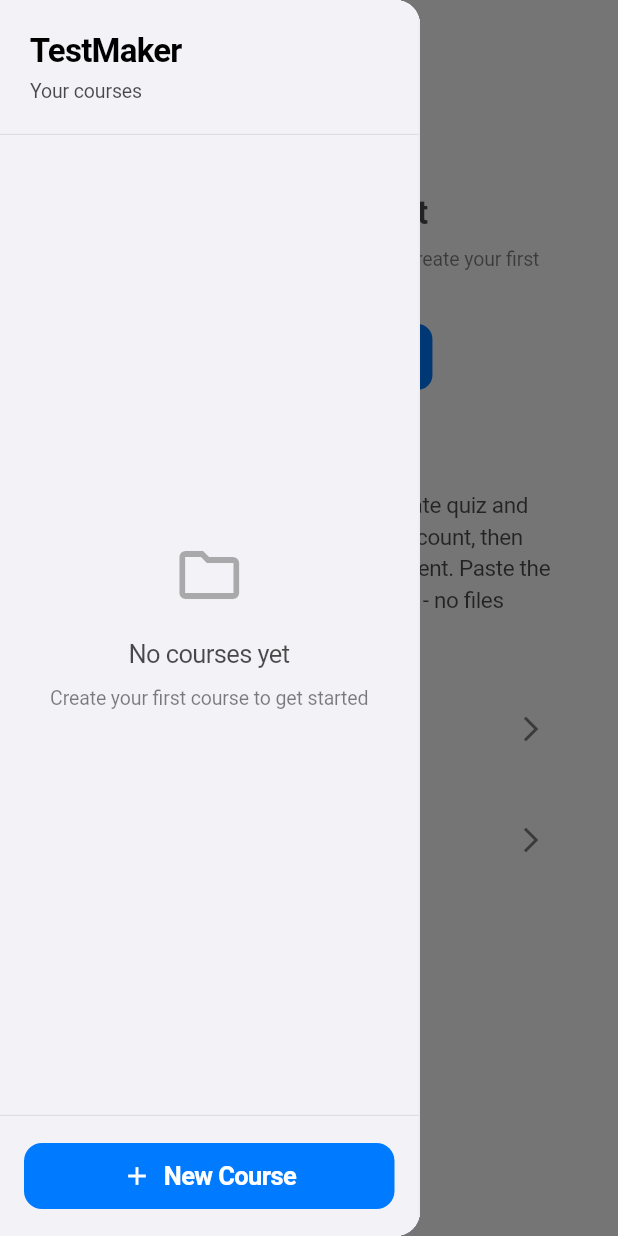
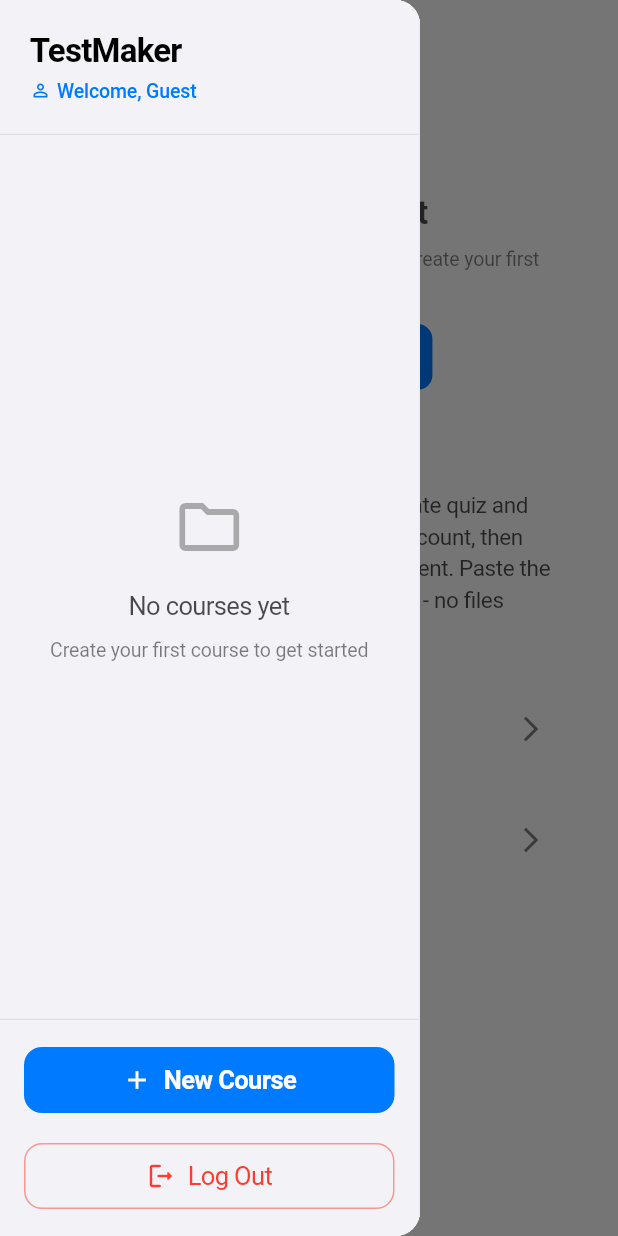
Before and after one commit to osmandemiroz/testmaker, a Flutter app: the HomeScreen screen opened directly, with the side drawer open, on a phone screen of 412 x 824 dp. Run offline on Flutter 3.47's test engine with Material 3 defaults, Android fonts, the phone set to English and light mode, and no system bars; our stand-ins replace file_picker, firebase_auth, firebase_core, flutter_dotenv, flutter_svg, google_sign_in and 2 more; missing offline and left inert: deriv_chart, syncfusion_flutter_pdf, syncfusion_flutter_pdfviewer; accounts and stored records are empty; generated files the repository leaves out were written again.

Commit message:
Implement user logout functionality and enhance sidebar with user greetings
- Added AuthController to manage user authentication state in HomeScreen.
- Implemented a logout confirmation dialog and navigation to the AuthScreen upon successful logout.
- Updated Sidebar and CompactLayout to display a welcome message for authenticated users and a logout button.
- Enhanced user experience by providing clear logout options and personalized greetings based on authentication status.

```diff
--- a/lib/screens/home/views/compact_layout.dart
+++ b/lib/screens/home/views/compact_layout.dart
@@ -1,5 +1,6 @@
 import 'package:flutter/material.dart';
 import 'package:testmaker/controllers/home_controller.dart';
+import 'package:testmaker/models/app_user.dart';
 import 'package:testmaker/models/course.dart';
 import 'package:testmaker/screens/home/views/sidebar.dart';
 import 'package:testmaker/screens/home/widgets/swipe_indicator_arrow.dart';
@@ -15,6 +16,8 @@ class CompactLayout extends StatelessWidget {
     required this.buildMainContent,
     required this.onCreateCourse,
     required this.onDeleteCourse,
+    this.currentUser,
+    this.onLogout,
     super.key,
   });
 
@@ -26,6 +29,12 @@ class CompactLayout extends StatelessWidget {
   final VoidCallback onCreateCourse;
   final Future<void> Function(Course course) onDeleteCourse;
 
+  /// The currently authenticated user (null if not logged in)
+  final AppUser? currentUser;
+
+  /// Callback when user taps logout
+  final VoidCallback? onLogout;
+
   @override
   Widget build(BuildContext context) {
     return LayoutBuilder(
@@ -36,6 +45,8 @@ class CompactLayout extends StatelessWidget {
             width: ResponsiveSizer.sidebarWidthFromConstraints(itemConstraints),
             child: Sidebar(
               controller: controller,
+              currentUser: currentUser,
+              onLogout: onLogout,
               onCreateCourse: onCreateCourse,
               onDeleteCourse: onDeleteCourse,
               onSelectCourse: (course) {
--- a/lib/screens/home/views/sidebar.dart
+++ b/lib/screens/home/views/sidebar.dart
@@ -1,17 +1,31 @@
 import 'package:flutter/material.dart';
 import 'package:testmaker/controllers/home_controller.dart';
+import 'package:testmaker/models/app_user.dart';
 import 'package:testmaker/models/course.dart';
 import 'package:testmaker/screens/home/items/course_item.dart';
 import 'package:testmaker/screens/home/views/empty_courses_state.dart';
 import 'package:testmaker/utils/responsive_sizer.dart';
 
+/// ********************************************************************
+/// Sidebar
+/// ********************************************************************
+///
 /// Builds the sidebar menu for course navigation.
+/// Shows user welcome message and logout option when authenticated.
+///
+/// Follows Apple Human Interface Guidelines:
+/// - Clean, minimal design
+/// - User-friendly welcome message
+/// - Easy access to logout
+///
 class Sidebar extends StatelessWidget {
   const Sidebar({
     required this.controller,
     required this.onCreateCourse,
     required this.onDeleteCourse,
     required this.onSelectCourse,
+    this.currentUser,
+    this.onLogout,
     super.key,
   });
 
@@ -19,6 +33,12 @@ class Sidebar extends StatelessWidget {
   final VoidCallback onCreateCourse;
   final Future<void> Function(Course course) onDeleteCourse;
   final void Function(Course? course) onSelectCourse;
+
+  /// The currently authenticated user (null if not logged in)
+  final AppUser? currentUser;
+
+  /// Callback when user taps logout
+  final VoidCallback? onLogout;
 
   @override
   Widget build(BuildContext context) {
@@ -97,13 +117,8 @@ class Sidebar extends StatelessWidget {
                                 multiplier: 0.5,
                               ),
                             ),
-                            Text(
-                              'Your courses',
-                              style: textTheme.bodySmall?.copyWith(
-                                color: theme.colorScheme.onSurface
-                                    .withValues(alpha: 0.7),
-                              ),
-                            ),
+                            // Show welcome message with user name or "Your courses"
+                            _buildWelcomeText(theme, textTheme),
                           ],
                         ),
                       ),
@@ -188,10 +203,96 @@ class Sidebar extends StatelessWidget {
                   ),
                 ),
               ),
+              // Logout button (only show if user is logged in)
+              if (currentUser != null && onLogout != null) ...[
+                Padding(
+                  padding: EdgeInsets.only(
+                    left:
+                        ResponsiveSizer.cardPaddingFromConstraints(constraints),
+                    right:
+                        ResponsiveSizer.cardPaddingFromConstraints(constraints),
+                    bottom:
+                        ResponsiveSizer.cardPaddingFromConstraints(constraints),
+                  ),
+                  child: OutlinedButton.icon(
+                    onPressed: onLogout,
+                    icon: Icon(
+                      Icons.logout_rounded,
+                      size:
+                          ResponsiveSizer.iconSizeFromConstraints(constraints),
+                      color: theme.colorScheme.error,
+                    ),
+                    label: Text(
+                      'Log Out',
+                      style: TextStyle(
+                        color: theme.colorScheme.error,
+                      ),
+                    ),
+                    style: OutlinedButton.styleFrom(
+                      side: BorderSide(
+                        color: theme.colorScheme.error.withValues(alpha: 0.5),
+                      ),
+                      padding: EdgeInsets.symmetric(
+                        horizontal: ResponsiveSizer.spacingFromConstraints(
+                          constraints,
+                          multiplier: 2,
+                        ),
+                        vertical: ResponsiveSizer.spacingFromConstraints(
+                          constraints,
+                          multiplier: 1.5,
+                        ),
+                      ),
+                      shape: RoundedRectangleBorder(
+                        borderRadius: BorderRadius.circular(
+                          ResponsiveSizer.borderRadiusFromConstraints(
+                            constraints,
+                          ),
+                        ),
+                      ),
+                    ),
+                  ),
+                ),
+              ],
             ],
           ),
         );
       },
     );
   }
+
+  /// Builds the welcome text showing user name or default text
+  Widget _buildWelcomeText(ThemeData theme, TextTheme textTheme) {
+    if (currentUser != null) {
+      // Show "Welcome, [Name]" for logged-in users
+      final userName = currentUser!.displayNameOrFallback;
+      return Row(
+        children: [
+          Icon(
+            Icons.person_outline_rounded,
+            size: 14,
+            color: theme.colorScheme.primary,
+          ),
+          const SizedBox(width: 4),
+          Expanded(
+            child: Text(
+              'Welcome, $userName',
+              style: textTheme.bodySmall?.copyWith(
+                color: theme.colorScheme.primary,
+                fontWeight: FontWeight.w500,
+              ),
+              overflow: TextOverflow.ellipsis,
+            ),
+          ),
+        ],
+      );
+    } else {
+      // Default text for non-logged-in state
+      return Text(
+        'Your courses',
+        style: textTheme.bodySmall?.copyWith(
+          color: theme.colorScheme.onSurface.withValues(alpha: 0.7),
+        ),
+      );
+    }
+  }
 }
```
Also changed, not shown: lib/screens/home_screen.dart (+55 -0 lines).
